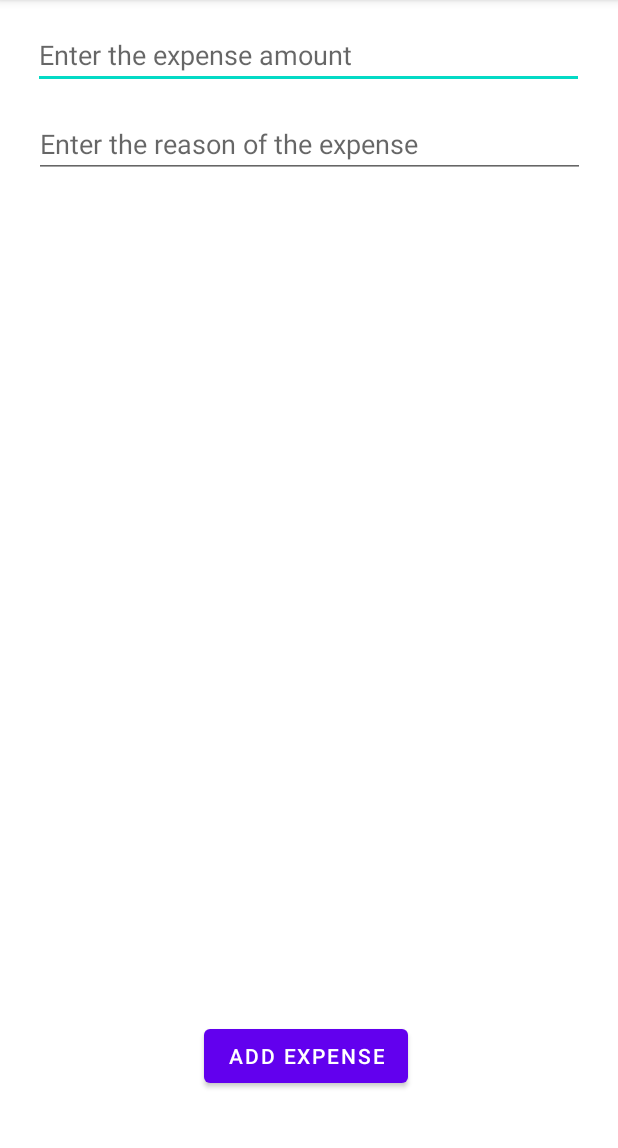
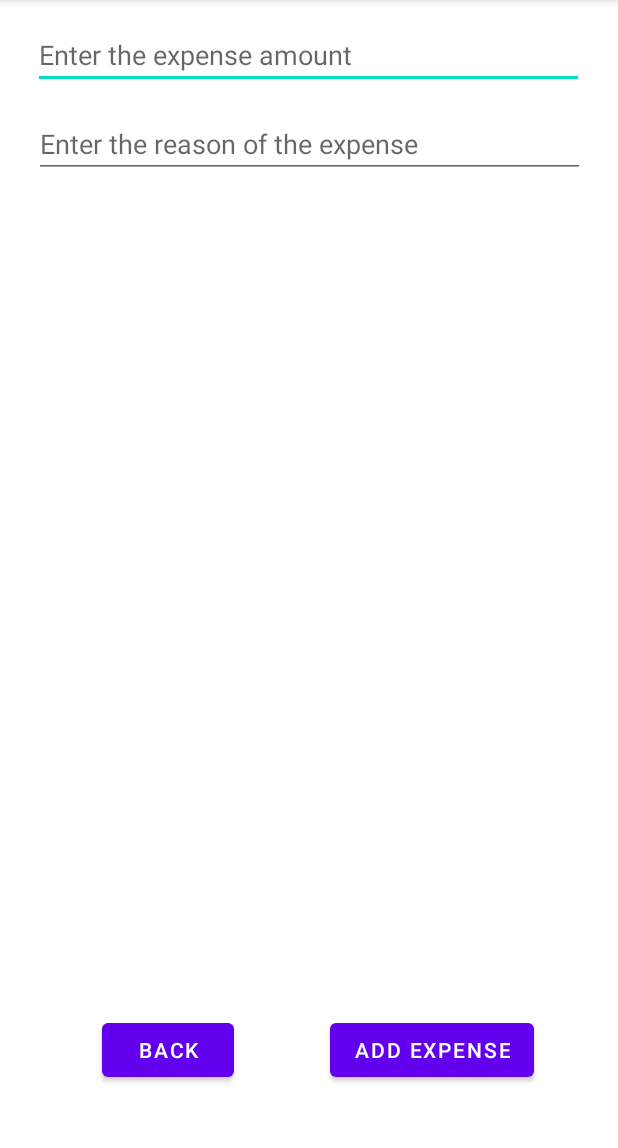
Before and after one commit to GLefterov/CarStuff, an Android app: the addExpense screen opened directly, with no data from a screen before it, on a phone screen of 412 x 824 dp, the part 84-1232 px from its top. Run offline under Robolectric (Android 15) with nearby library versions, the phone set to English and light mode, and no system bars; 3 statements that could not run were skipped.

Commit message:
added some bugfixes

```diff
--- a/app/src/main/java/com/example/cw/addExpense.java
+++ b/app/src/main/java/com/example/cw/addExpense.java
@@ -17,7 +17,9 @@ public class addExpense extends AppCompatActivity {
         setContentView(R.layout.activity_add_expense);
         EditText expenseAmount, expenseReason;
 
+
         Button btnAdd = findViewById(R.id.btn_addExpense);
+        Button back2 = findViewById(R.id.btn_back2);
         expenseReason = findViewById(R.id.editTextTextPersonName2);
         expenseAmount = findViewById(R.id.editTextTextPersonName);
 
@@ -58,6 +60,18 @@ public class addExpense extends AppCompatActivity {
                 Toast.makeText(addExpense.this, "Success= " + success, Toast.LENGTH_SHORT).show();
 
             }
+
+
+
+        });
+
+        back2.setOnClickListener(new View.OnClickListener(){
+            @Override
+            public void onClick(View v){
+                Intent intent = new Intent(addExpense.this, openedCar.class);
+                intent.putExtra("passId", Search);
+                startActivity(intent);
+            }
         });
     }
 }
--- a/app/src/main/res/layout/activity_add_expense.xml
+++ b/app/src/main/res/layout/activity_add_expense.xml
@@ -35,9 +35,19 @@
         android:id="@+id/btn_addExpense"
         android:layout_width="wrap_content"
         android:layout_height="wrap_content"
-        android:layout_marginStart="136dp"
-        android:layout_marginBottom="40dp"
+        android:layout_marginEnd="56dp"
+        android:layout_marginBottom="44dp"
         android:text="@string/addExpense"
+        app:layout_constraintBottom_toBottomOf="parent"
+        app:layout_constraintEnd_toEndOf="parent" />
+
+    <Button
+        android:id="@+id/btn_back2"
+        android:layout_width="wrap_content"
+        android:layout_height="wrap_content"
+        android:layout_marginStart="68dp"
+        android:layout_marginBottom="44dp"
+        android:text="@string/back"
         app:layout_constraintBottom_toBottomOf="parent"
         app:layout_constraintStart_toStartOf="parent" />
 </androidx.constraintlayout.widget.ConstraintLayout>
```
Also changed, not shown: app/src/main/java/com/example/cw/DataBaseHelper.java (+18 -4 lines), app/src/main/java/com/example/cw/addNewCar.java (+14 -2 lines), app/src/main/java/com/example/cw/expenseModel.java (+8 -0 lines), app/src/main/java/com/example/cw/openedCar.java (+41 -2 lines), app/src/main/res/layout/activity_opened_car.xml (+10 -10 lines).
